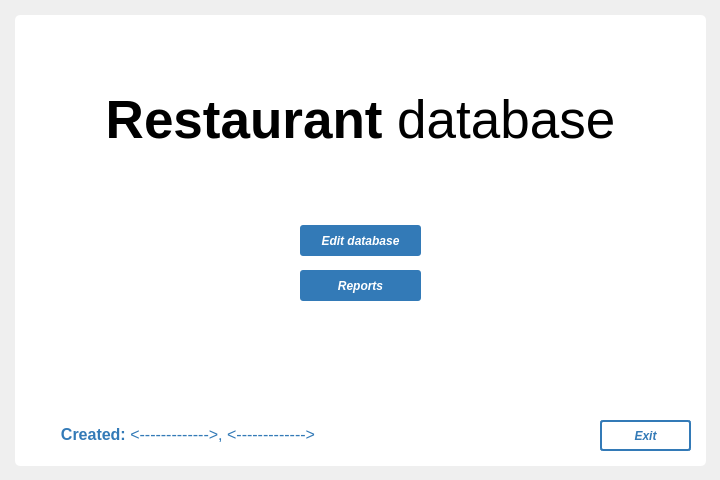
Qt form UI/menu.ui (aantr/restaurant_db) before a commit.
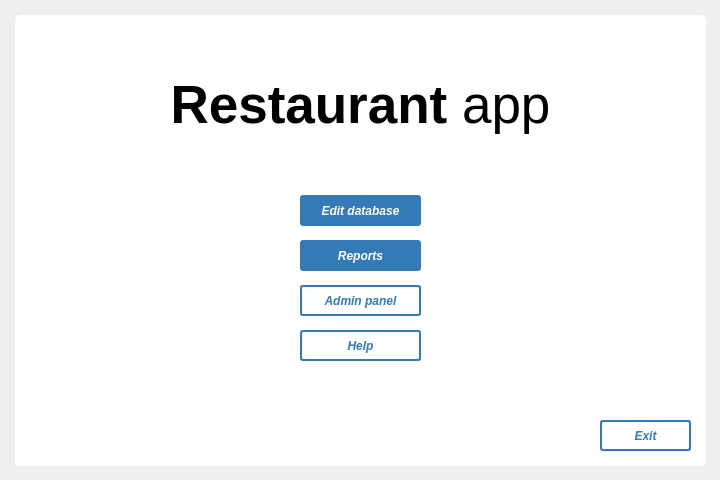
The same form after that commit.

Diff of the .ui file:
```diff
--- a/UI/menu.ui
+++ b/UI/menu.ui
@@ -62,7 +62,7 @@
     <property name="geometry">
      <rect>
       <x>0</x>
-      <y>60</y>
+      <y>45</y>
       <width>691</width>
       <height>91</height>
      </rect>
@@ -77,38 +77,7 @@
      <string notr="true"/>
     </property>
     <property name="text">
-     <string>&lt;html&gt;&lt;head/&gt;&lt;body&gt;&lt;p&gt;&lt;span style=&quot; font-weight:600;&quot;&gt;Restaurant&lt;/span&gt; database&lt;/p&gt;&lt;/body&gt;&lt;/html&gt;</string>
-    </property>
-    <property name="alignment">
-     <set>Qt::AlignCenter</set>
-    </property>
-   </widget>
-   <widget class="QLabel" name="label_3">
-    <property name="geometry">
-     <rect>
-      <x>30</x>
-      <y>405</y>
-      <width>286</width>
-      <height>30</height>
-     </rect>
-    </property>
-    <property name="minimumSize">
-     <size>
-      <width>166</width>
-      <height>0</height>
-     </size>
-    </property>
-    <property name="font">
-     <font>
-      <family>Segoe UI</family>
-      <pointsize>12</pointsize>
-     </font>
-    </property>
-    <property name="styleSheet">
-     <string notr="true">color: #337AB7;</string>
-    </property>
-    <property name="text">
-     <string>&lt;html&gt;&lt;head/&gt;&lt;body&gt;&lt;p&gt;&lt;span style=&quot; font-weight:600;&quot;&gt;Created:&lt;/span&gt; &amp;lt;-------------&amp;gt;, &amp;lt;-------------&amp;gt;&lt;/p&gt;&lt;/body&gt;&lt;/html&gt;</string>
+     <string>&lt;html&gt;&lt;head/&gt;&lt;body&gt;&lt;p&gt;&lt;span style=&quot; font-weight:600;&quot;&gt;Restaurant&lt;/span&gt; app&lt;/p&gt;&lt;/body&gt;&lt;/html&gt;</string>
     </property>
     <property name="alignment">
      <set>Qt::AlignCenter</set>
@@ -118,7 +87,7 @@
     <property name="geometry">
      <rect>
       <x>285</x>
-      <y>210</y>
+      <y>180</y>
       <width>121</width>
       <height>31</height>
      </rect>
@@ -146,7 +115,7 @@
     <property name="geometry">
      <rect>
       <x>285</x>
-      <y>255</y>
+      <y>225</y>
       <width>121</width>
       <height>31</height>
      </rect>
@@ -212,6 +181,118 @@
      <string>Exit</string>
     </property>
    </widget>
+   <widget class="QPushButton" name="btn_admin">
+    <property name="geometry">
+     <rect>
+      <x>285</x>
+      <y>270</y>
+      <width>121</width>
+      <height>31</height>
+     </rect>
+    </property>
+    <property name="font">
+     <font>
+      <family>Segoe UI</family>
+      <pointsize>-1</pointsize>
+      <weight>75</weight>
+      <italic>true</italic>
+      <bold>true</bold>
+     </font>
+    </property>
+    <property name="cursor">
+     <cursorShape>PointingHandCursor</cursorShape>
+    </property>
+    <property name="styleSheet">
+     <string notr="true">QPushButton{
+background-color: #fff;
+color: #337AB7;
+border-style: solid;
+border-width: 2;
+border-color: #337AB7;
+}
+
+QPushButton:hover{
+background-color: #dfeffD;
+}
+
+QPushButton:pressed{
+background-color: qlineargradient(spread:pad, x1:0, y1:0, x2:0, y2:1, stop:0 #fff, stop:1 #BDDDED);
+}</string>
+    </property>
+    <property name="text">
+     <string>Admin panel</string>
+    </property>
+   </widget>
+   <widget class="QPushButton" name="btn_help">
+    <property name="geometry">
+     <rect>
+      <x>285</x>
+      <y>315</y>
+      <width>121</width>
+      <height>31</height>
+     </rect>
+    </property>
+    <property name="font">
+     <font>
+      <family>Segoe UI</family>
+      <pointsize>-1</pointsize>
+      <weight>75</weight>
+      <italic>true</italic>
+      <bold>true</bold>
+     </font>
+    </property>
+    <property name="cursor">
+     <cursorShape>PointingHandCursor</cursorShape>
+    </property>
+    <property name="styleSheet">
+     <string notr="true">QPushButton{
+background-color: #fff;
+color: #337AB7;
+border-style: solid;
+border-width: 2;
+border-color: #337AB7;
+}
+
+QPushButton:hover{
+background-color: #dfeffD;
+}
+
+QPushButton:pressed{
+background-color: qlineargradient(spread:pad, x1:0, y1:0, x2:0, y2:1, stop:0 #fff, stop:1 #BDDDED);
+}</string>
+    </property>
+    <property name="text">
+     <string>Help</string>
+    </property>
+   </widget>
+   <widget class="QLabel" name="label_info">
+    <property name="geometry">
+     <rect>
+      <x>0</x>
+      <y>360</y>
+      <width>256</width>
+      <height>91</height>
+     </rect>
+    </property>
+    <property name="styleSheet">
+     <string notr="true">font-size: 16px;</string>
+    </property>
+    <property name="text">
+     <string>&lt;html&gt;&lt;head/&gt;&lt;body&gt;&lt;p&gt;&lt;br/&gt;&lt;/p&gt;&lt;/body&gt;&lt;/html&gt;</string>
+    </property>
+    <property name="alignment">
+     <set>Qt::AlignBottom|Qt::AlignLeading|Qt::AlignLeft</set>
+    </property>
+    <property name="wordWrap">
+     <bool>false</bool>
+    </property>
+    <property name="margin">
+     <number>0</number>
+    </property>
+    <property name="indent">
+     <number>25</number>
+    </property>
+   </widget>
   </widget>
  </widget>
  <resources/>
```
